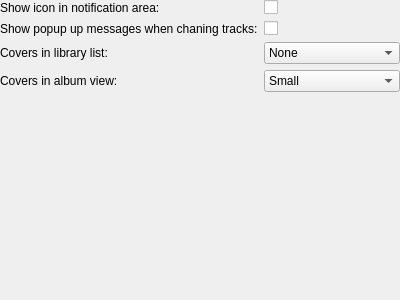
Before: the Qt Designer form gui/interfacesettings.ui in polpo/cantata-mac, drawn with Qt 5.
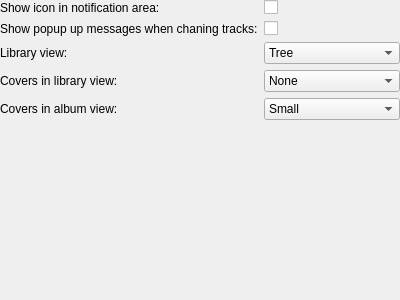
After: the same form once the commit is applied.

Commit message: List view for library - styled item delegate todo!!!

```diff
--- a/gui/interfacesettings.ui
+++ b/gui/interfacesettings.ui
@@ -54,17 +54,17 @@
      </property>
     </widget>
    </item>
-   <item row="2" column="0">
+   <item row="3" column="0">
     <widget class="QLabel" name="label_5b">
      <property name="text">
-      <string>Covers in library list:</string>
+      <string>Covers in library view:</string>
      </property>
      <property name="buddy">
       <cstring>libraryCoverSize</cstring>
      </property>
     </widget>
    </item>
-   <item row="2" column="1">
+   <item row="3" column="1">
     <widget class="QComboBox" name="libraryCoverSize">
      <item>
       <property name="text">
@@ -88,7 +88,7 @@
      </item>
     </widget>
    </item>
-   <item row="3" column="0">
+   <item row="4" column="0">
     <widget class="QLabel" name="label_5c">
      <property name="text">
       <string>Covers in album view:</string>
@@ -98,7 +98,7 @@
      </property>
     </widget>
    </item>
-   <item row="3" column="1">
+   <item row="4" column="1">
     <widget class="QComboBox" name="albumCoverSize">
      <item>
       <property name="text">
@@ -117,6 +117,30 @@
      </item>
     </widget>
    </item>
+   <item row="2" column="0">
+    <widget class="QLabel" name="label">
+     <property name="text">
+      <string>Library view:</string>
+     </property>
+     <property name="buddy">
+      <cstring>libraryView</cstring>
+     </property>
+    </widget>
+   </item>
+   <item row="2" column="1">
+    <widget class="QComboBox" name="libraryView">
+     <item>
+      <property name="text">
+       <string>Tree</string>
+      </property>
+     </item>
+     <item>
+      <property name="text">
+       <string>List</string>
+      </property>
+     </item>
+    </widget>
+   </item>
   </layout>
  </widget>
  <resources/>
```
Left out of the diff: 7 changed lines with no effect on the pictures. The commit also changes 15 other files.
